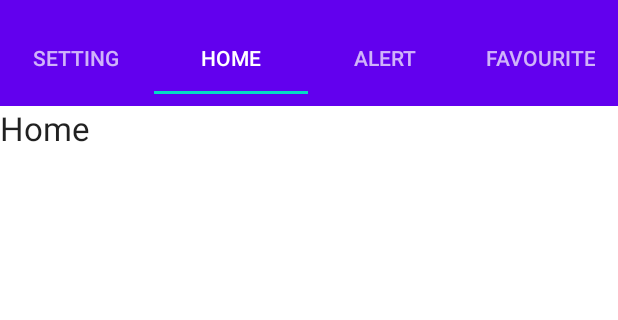
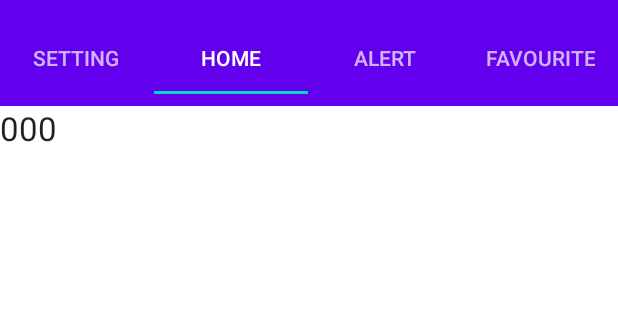
Before and after one commit to Donia10/WeatherForecast, an Android app: the screen it shows after launch (MainActivity), tab 2 chosen, on a phone screen of 412 x 824 dp, the part 62-382 px from its top. Run offline under Robolectric (Android 15) with nearby library versions, the light colour scheme and no system bars; our stand-ins replace androidx.preference; libraries missing offline, so code that uses them is left out: kotlin.random; network calls fail; 1 statement that could not run was skipped.

Commit message:
get Home Data from Api call using retrofit

```diff
--- a/app/src/main/AndroidManifest.xml
+++ b/app/src/main/AndroidManifest.xml
@@ -5,6 +5,8 @@
     <uses-permission android:name="android.permission.ACCESS_COARSE_LOCATION" />
     <uses-permission android:name="android.permission.ACCESS_COARSE_LOCATION" />
     <uses-permission android:name="android.permission.ACCESS_FINE_LOCATION" />
+    <uses-permission android:name="android.permission.INTERNET" />
+
     <application
         android:allowBackup="true"
         android:icon="@mipmap/ic_launcher"
--- a/app/src/main/java/com/example/weatherforecast/Favourite.kt
+++ b/app/src/main/java/com/example/weatherforecast/Favourite.kt
@@ -1,6 +1,7 @@
 package com.example.weatherforecast
 
 import android.os.Bundle
+import android.util.Log
 import androidx.fragment.app.Fragment
 import android.view.LayoutInflater
 import android.view.View
@@ -34,7 +35,9 @@ class Favourite : Fragment() {
         savedInstanceState: Bundle?
     ): View? {
         // Inflate the layout for this fragment
-        return inflater.inflate(R.layout.fragment_favourite, container, false)
+        val view:View =inflater.inflate(R.layout.fragment_favourite, container, false)
+        Log.i("TAG", "fav: ")
+        return view
     }
 
     companion object {
--- a/app/src/main/java/com/example/weatherforecast/Home.kt
+++ b/app/src/main/java/com/example/weatherforecast/Home.kt
@@ -1,59 +1,48 @@
 package com.example.weatherforecast
 
 import android.os.Bundle
+import android.util.Log
 import androidx.fragment.app.Fragment
 import android.view.LayoutInflater
 import android.view.View
 import android.view.ViewGroup
+import android.widget.TextView
+import androidx.lifecycle.Observer
+import androidx.lifecycle.ViewModelProvider
+import com.example.weatherforecast.viewmodel.WeatherHomeViewModel
+import org.w3c.dom.Text
 
-// TODO: Rename parameter arguments, choose names that match
-// the fragment initialization parameters, e.g. ARG_ITEM_NUMBER
-private const val ARG_PARAM1 = "param1"
-private const val ARG_PARAM2 = "param2"
-
-/**
- * A simple [Fragment] subclass.
- * Use the [Home.newInstance] factory method to
- * create an instance of this fragment.
- */
 class Home : Fragment() {
-    // TODO: Rename and change types of parameters
-    private var param1: String? = null
-    private var param2: String? = null
-
     override fun onCreate(savedInstanceState: Bundle?) {
         super.onCreate(savedInstanceState)
-        arguments?.let {
-            param1 = it.getString(ARG_PARAM1)
-            param2 = it.getString(ARG_PARAM2)
-        }
+
     }
-
     override fun onCreateView(
         inflater: LayoutInflater, container: ViewGroup?,
         savedInstanceState: Bundle?
-    ): View? {
+    ): View ?{
         // Inflate the layout for this fragment
-        return inflater.inflate(R.layout.fragment_home, container, false)
+       val view:View= inflater.inflate(R.layout.fragment_home, container, false)
+
+        val textView:TextView=view.findViewById(R.id.home)
+        textView.text="000"
+        Log.i("TAG", "home: ")
+
+        val viewModel = ViewModelProvider(this).get(WeatherHomeViewModel::class.java)
+        viewModel.fetchData()
+        viewModel.countryLiveData.observe(viewLifecycleOwner, Observer { data ->data?.let {
+            textView.text=data.timezone+data.current+data.daily+data.current+data.lat+data.lon+data.minutely+data.timezoneOffset
+        } })
+        return view
     }
 
-    companion object {
-        /**
-         * Use this factory method to create a new instance of
-         * this fragment using the provided parameters.
-         *
-         * @param param1 Parameter 1.
-         * @param param2 Parameter 2.
-         * @return A new instance of fragment Home.
-         */
-        // TODO: Rename and change types and number of parameters
-        @JvmStatic
-        fun newInstance(param1: String, param2: String) =
-            Home().apply {
-                arguments = Bundle().apply {
-                    putString(ARG_PARAM1, param1)
-                    putString(ARG_PARAM2, param2)
-                }
-            }
+    override fun onViewCreated(view: View, savedInstanceState: Bundle?) {
+        super.onViewCreated(view, savedInstanceState)
+
     }
+
+
+
+
+
 }
--- /dev/null
+++ b/app/src/main/java/com/example/weatherforecast/model/WeatherHomeApi.kt
@@ -0,0 +1,16 @@
+package com.example.weatherforecast.model
+
+import retrofit2.Response
+import retrofit2.http.GET
+import retrofit2.http.Query
+
+interface WeatherHomeApi {
+    @GET("data/2.5/onecall?")
+    suspend fun getWeatherForecast(@Query("lat")lat:String,
+                                   @Query("lon")lon:String,
+                                   @Query("appid")appid:String,
+                                    @Query("exclude")exclude:String
+
+                                   ): Response<WeatherDataModel>
+
+}
--- /dev/null
+++ b/app/src/main/java/com/example/weatherforecast/model/WeatherHomeService.kt
@@ -0,0 +1,12 @@
+package com.example.weatherforecast.model
+import retrofit2.Retrofit
+import retrofit2.converter.gson.GsonConverterFactory
+
+object WeatherHomeService {
+        private const val BASE_URL = "https://api.openweathermap.org/"
+        fun getWeatherService(): WeatherHomeApi {
+            return Retrofit.Builder().baseUrl(BASE_URL)
+                    .addConverterFactory(GsonConverterFactory.create()).build()
+                    .create(WeatherHomeApi::class.java)
+        }
+}
--- /dev/null
+++ b/app/src/main/java/com/example/weatherforecast/viewmodel/WeatherHomeViewModel.kt
@@ -0,0 +1,34 @@
+package com.example.weatherforecast.viewmodel
+
+import android.util.Log
+import androidx.lifecycle.MutableLiveData
+import androidx.lifecycle.ViewModel
+import com.example.weatherforecast.model.WeatherDataModel
+import com.example.weatherforecast.model.WeatherHomeService
+import kotlinx.coroutines.*
+
+class WeatherHomeViewModel : ViewModel() {
+
+    val countryLiveData = MutableLiveData<WeatherDataModel>()
+    fun fetchData() {
+        val exceptionHandlerException = CoroutineExceptionHandler { _, _ ->
+            Log.i("TAG", "exce: ")
+        }
+        CoroutineScope(Dispatchers.IO /*+ exceptionHandlerException**/).launch {
+
+            val response = WeatherHomeService.getWeatherService().getWeatherForecast("33.441792","-94.037689","c9f08d5ea2902a1721e39bea2c8ccac0","hourly,daily,minutely")
+            withContext(Dispatchers.Main) {
+                if (response.isSuccessful) {
+                    countryLiveData.postValue(response.body())
+                    Log.i("TAG", "sucesss: ")
+
+                }else{
+                    Log.i("TAG", "fail: ")
+                }
+            }
+        }
+
+    }
+
+
+}
--- a/app/src/main/res/layout/fragment_home.xml
+++ b/app/src/main/res/layout/fragment_home.xml
@@ -1,15 +1,30 @@
 <?xml version="1.0" encoding="utf-8"?>
-<RelativeLayout xmlns:android="http://schemas.android.com/apk/res/android"
+<androidx.constraintlayout.widget.ConstraintLayout xmlns:android="http://schemas.android.com/apk/res/android"
+    xmlns:app="http://schemas.android.com/apk/res-auto"
     xmlns:tools="http://schemas.android.com/tools"
     android:layout_width="match_parent"
     android:layout_height="match_parent"
+    android:scrollbars="vertical"
     tools:context=".Home">
 
-    <!-- TODO: Update blank fragment layout -->
-    <TextView
-        android:layout_width="wrap_content"
-        android:layout_height="wrap_content"
-        android:text="@string/home_fragment"
-        android:textAppearance="?android:attr/textAppearanceLarge"/>
+    <ScrollView
+        android:id="@+id/scrollView2"
+        android:layout_width="match_parent"
+        android:layout_height="match_parent"
+        app:layout_constraintBottom_toBottomOf="parent"
+        app:layout_constraintEnd_toEndOf="parent"
+        app:layout_constraintStart_toStartOf="parent"
+        app:layout_constraintTop_toTopOf="parent"/>
 
-</RelativeLayout>
+        <TextView
+            android:id="@+id/home"
+            android:layout_width="0dp"
+            android:layout_height="0dp"
+            android:text="@string/home_fragment"
+            android:scrollbars="vertical"
+            android:textAppearance="?android:attr/textAppearanceLarge"
+            app:layout_constraintBottom_toBottomOf="parent"
+            app:layout_constraintEnd_toEndOf="parent"
+            app:layout_constraintStart_toStartOf="parent"
+            app:layout_constraintTop_toTopOf="parent" />
+</androidx.constraintlayout.widget.ConstraintLayout>
```
Also changed, not shown: app/build.gradle (+2 -5 lines), app/src/main/java/com/example/weatherforecast/model/WeatherDataModel.kt (added, +444 -0 lines).
